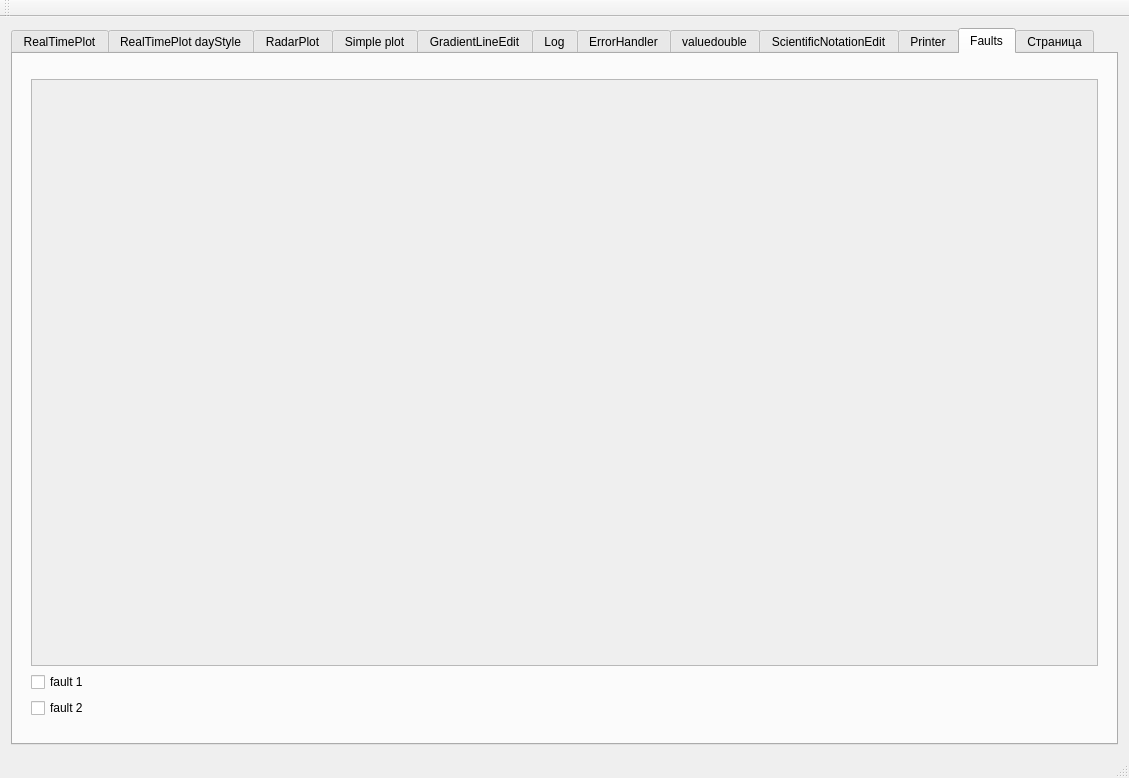
koshi8bit/lib, file mainwindow.ui: the form before one commit.
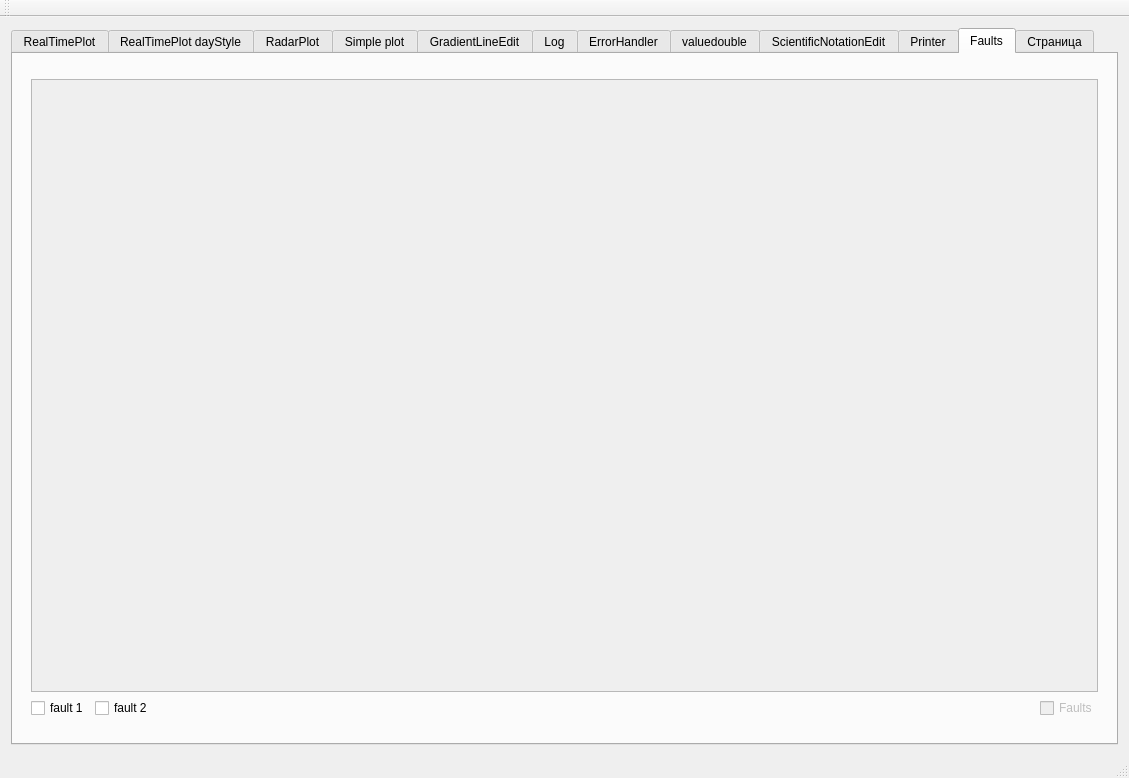
The form after the commit. Icons and pictures are not drawn. Custom widgets are drawn as their Qt base class.

Commit message: fault by net ok

Patch:
```diff
--- a/mainwindow.ui
+++ b/mainwindow.ui
@@ -665,13 +665,15 @@
                <x>0</x>
                <y>0</y>
                <width>1073</width>
-               <height>583</height>
+               <height>603</height>
               </rect>
              </property>
             </widget>
            </widget>
           </item>
           <item>
+           <layout class="QHBoxLayout" name="horizontalLayout_7">
+            <item>
            <widget class="QCheckBox" name="checkBoxFault1">
             <property name="text">
              <string>fault 1</string>
@@ -684,6 +686,31 @@
              <string>fault 2</string>
             </property>
            </widget>
+            </item>
+            <item>
+             <spacer name="horizontalSpacer_3">
+              <property name="orientation">
+               <enum>Qt::Horizontal</enum>
+              </property>
+              <property name="sizeHint" stdset="0">
+               <size>
+                <width>40</width>
+                <height>20</height>
+               </size>
+              </property>
+             </spacer>
+            </item>
+            <item>
+             <widget class="QCheckBox" name="checkBoxFaults">
+              <property name="enabled">
+               <bool>false</bool>
+              </property>
+              <property name="text">
+               <string>Faults</string>
+              </property>
+             </widget>
+            </item>
+           </layout>
           </item>
          </layout>
         </item>
```
Lines whose indentation alone changed are shown as unchanged. The commit also changes 5 other files.
